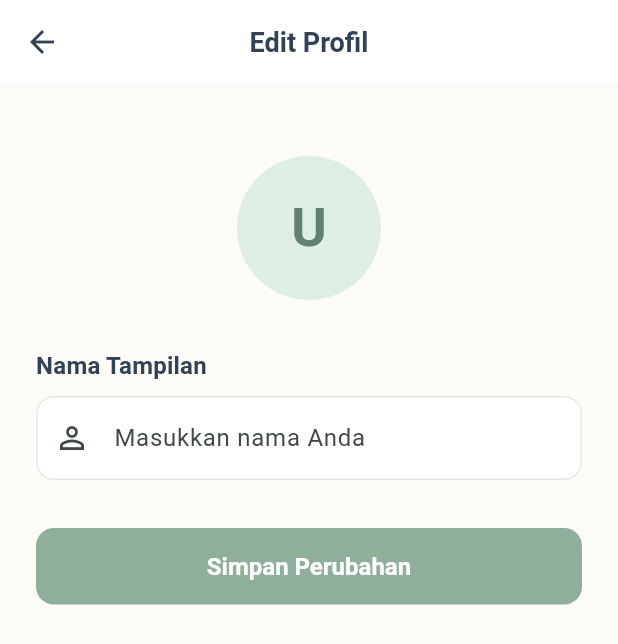
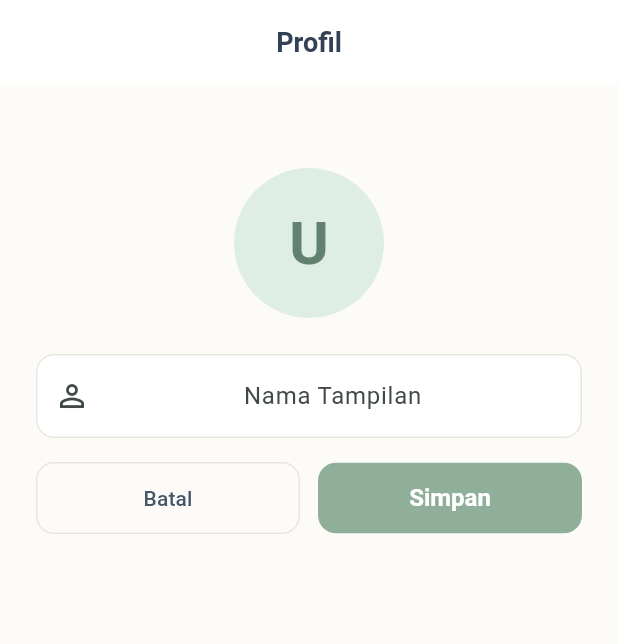
Before and after one commit to qweez-org/qweez-app, a Flutter app: the ProfileTab screen opened directly, after a tap on the "edit" icon, on a phone screen of 412 x 824 dp. Shown: the top 644 px of the screen. Run offline on Flutter 3.47's test engine with Material 3 defaults, Android fonts, the phone set to English and light mode, and no system bars; our stand-ins replace flutter_secure_storage, shimmer, socket_io_client; accounts and stored records are empty; Roboto replaces fonts that are missing (Plus Jakarta Sans).

Commit message:
feat(mobile): implement inline profile name editing and delete unused edit_profile_screen.dart

```diff
--- a/lib/screens/edit_profile_screen.dart
+++ /dev/null
@@ -1,170 +0,0 @@
-import 'package:flutter/material.dart';
-import 'package:provider/provider.dart';
-import '../providers/auth_provider.dart';
-import '../theme/app_theme.dart';
-
-class EditProfileScreen extends StatefulWidget {
-  const EditProfileScreen({super.key});
-
-  @override
-  State<EditProfileScreen> createState() => _EditProfileScreenState();
-}
-
-class _EditProfileScreenState extends State<EditProfileScreen> {
-  late TextEditingController _nameController;
-  final _formKey = GlobalKey<FormState>();
-  bool _isLoading = false;
-
-  @override
-  void initState() {
-    super.initState();
-    final user = context.read<AuthProvider>().user;
-    _nameController = TextEditingController(text: user?.name ?? '');
-  }
-
-  @override
-  void dispose() {
-    _nameController.dispose();
-    super.dispose();
-  }
-
-  Future<void> _save() async {
-    if (!_formKey.currentState!.validate()) return;
-    setState(() => _isLoading = true);
-
-    final authProvider = context.read<AuthProvider>();
-    final error = await authProvider.updateProfile(_nameController.text);
-
-    if (!mounted) return;
-    setState(() => _isLoading = false);
-
-    if (error == null) {
-      // Sukses — kembali ke halaman sebelumnya
-      Navigator.of(context).pop();
-      ScaffoldMessenger.of(context).showSnackBar(
-        SnackBar(
-          content: const Text('Profil berhasil diperbarui'),
-          backgroundColor: AppTheme.success,
-          behavior: SnackBarBehavior.floating,
-          shape: RoundedRectangleBorder(
-            borderRadius: BorderRadius.circular(AppTheme.radiusMd),
-          ),
-        ),
-      );
-    } else {
-      ScaffoldMessenger.of(context).showSnackBar(
-        SnackBar(
-          content: Text(error),
-          backgroundColor: AppTheme.error,
-          behavior: SnackBarBehavior.floating,
-          shape: RoundedRectangleBorder(
-            borderRadius: BorderRadius.circular(AppTheme.radiusMd),
-          ),
-        ),
-      );
-    }
-  }
-
-  @override
-  Widget build(BuildContext context) {
-    return Scaffold(
-      appBar: AppBar(
-        title: const Text('Edit Profil'),
-      ),
-      body: SafeArea(
-        child: ListView(
-          padding: const EdgeInsets.all(AppTheme.spacingXl),
-          children: [
-            const SizedBox(height: AppTheme.spacingXl),
-
-            // Avatar preview
-            Center(
-              child: Consumer<AuthProvider>(
-                builder: (_, auth, _) {
-                  final initial = _nameController.text.isNotEmpty
-                      ? _nameController.text[0].toUpperCase()
-                      : (auth.user?.name.isNotEmpty == true
-                          ? auth.user!.name[0].toUpperCase()
-                          : 'U');
-                  return CircleAvatar(
-                    radius: 48,
-                    backgroundColor: AppTheme.primary100,
-                    child: Text(
-                      initial,
-                      style: const TextStyle(
-                        fontSize: 36,
-                        color: AppTheme.primary600,
-                        fontWeight: FontWeight.bold,
-                      ),
-                    ),
-                  );
-                },
-              ),
-            ),
-
-            const SizedBox(height: AppTheme.spacingXxl),
-
-            // Form
-            Form(
-              key: _formKey,
-              child: Column(
-                crossAxisAlignment: CrossAxisAlignment.stretch,
-                children: [
-                  // Label
-                  Text(
-                    'Nama Tampilan',
-                    style: Theme.of(context).textTheme.titleMedium,
-                  ),
-                  const SizedBox(height: AppTheme.spacingSm),
-
-                  // Name input
-                  TextFormField(
-                    controller: _nameController,
-                    textCapitalization: TextCapitalization.words,
-                    decoration: const InputDecoration(
-                      hintText: 'Masukkan nama Anda',
-                      prefixIcon: Icon(Icons.person_outline),
-                    ),
-                    validator: (value) {
-                      if (value == null || value.trim().isEmpty) {
-                        return 'Nama tidak boleh kosong';
-                      }
-                      if (value.trim().length < 2) {
-                        return 'Nama minimal 2 karakter';
-                      }
-                      if (value.trim().length > 100) {
-                        return 'Nama maksimal 100 karakter';
-                      }
-                      return null;
-                    },
-                    onChanged: (_) => setState(() {}), // refresh avatar preview
-                  ),
-
-                  const SizedBox(height: AppTheme.spacingXxl),
-
-                  // Save button
-                  ElevatedButton(
-                    onPressed: _isLoading ? null : _save,
-                    style: ElevatedButton.styleFrom(
-                      padding: const EdgeInsets.symmetric(vertical: 16),
-                    ),
-                    child: _isLoading
-                        ? const SizedBox(
-                            height: 20,
-                            width: 20,
-                            child: CircularProgressIndicator(
-                              strokeWidth: 2,
-                              color: Colors.white,
-                            ),
-                          )
-                        : const Text('Simpan Perubahan'),
-                  ),
-                ],
-              ),
-            ),
-          ],
-        ),
-      ),
-    );
-  }
-}
--- a/lib/screens/tabs/profile_tab.dart
+++ b/lib/screens/tabs/profile_tab.dart
@@ -3,10 +3,74 @@ import 'package:provider/provider.dart';
 import '../../providers/auth_provider.dart';
 import '../../theme/app_theme.dart';
 import '../login_screen.dart';
-import '../edit_profile_screen.dart';
 
-class ProfileTab extends StatelessWidget {
+class ProfileTab extends StatefulWidget {
   const ProfileTab({super.key});
+
+  @override
+  State<ProfileTab> createState() => _ProfileTabState();
+}
+
+class _ProfileTabState extends State<ProfileTab> {
+  late TextEditingController _nameController;
+  final _formKey = GlobalKey<FormState>();
+  bool _isEditing = false;
+  bool _isLoading = false;
+
+  @override
+  void initState() {
+    super.initState();
+    _nameController = TextEditingController();
+  }
+
+  @override
+  void dispose() {
+    _nameController.dispose();
+    super.dispose();
+  }
+
+  void _startEditing(String currentName) {
+    setState(() {
+      _nameController.text = currentName;
+      _isEditing = true;
+    });
+  }
+
+  Future<void> _save() async {
+    if (!_formKey.currentState!.validate()) return;
+    setState(() => _isLoading = true);
+
+    final authProvider = context.read<AuthProvider>();
+    final error = await authProvider.updateProfile(_nameController.text);
+
+    if (!mounted) return;
+    setState(() => _isLoading = false);
+
+    if (error == null) {
+      setState(() => _isEditing = false);
+      ScaffoldMessenger.of(context).showSnackBar(
+        SnackBar(
+          content: const Text('Profil berhasil diperbarui'),
+          backgroundColor: AppTheme.success,
+          behavior: SnackBarBehavior.floating,
+          shape: RoundedRectangleBorder(
+            borderRadius: BorderRadius.circular(AppTheme.radiusMd),
+          ),
+        ),
+      );
+    } else {
+      ScaffoldMessenger.of(context).showSnackBar(
+        SnackBar(
+          content: Text(error),
+          backgroundColor: AppTheme.error,
+          behavior: SnackBarBehavior.floating,
+          shape: RoundedRectangleBorder(
+            borderRadius: BorderRadius.circular(AppTheme.radiusMd),
+          ),
+        ),
+      );
+    }
+  }
 
   @override
   Widget build(BuildContext context) {
@@ -15,12 +79,14 @@ class ProfileTab extends StatelessWidget {
         title: const Text('Profil'),
         automaticallyImplyLeading: false,
         actions: [
-          IconButton(
+          if (!_isEditing)
+            Consumer<AuthProvider>(
+              builder: (context, authProvider, _) {
+                final name = authProvider.user?.name ?? '';
+                return IconButton(
                   icon: const Icon(Icons.edit_outlined),
                   tooltip: 'Edit Profil',
-            onPressed: () {
-              Navigator.of(context).push(
-                MaterialPageRoute(builder: (_) => const EditProfileScreen()),
+                  onPressed: () => _startEditing(name),
                 );
               },
             ),
@@ -37,13 +103,22 @@ class ProfileTab extends StatelessWidget {
                 radius: 50,
                 backgroundColor: AppTheme.primary100,
                 child: Text(
-                  user?.name.isNotEmpty == true
+                  _isEditing
+                      ? (_nameController.text.isNotEmpty
+                          ? _nameController.text[0].toUpperCase()
+                          : 'U')
+                      : (user?.name.isNotEmpty == true
                           ? user!.name[0].toUpperCase()
-                      : 'U',
-                  style: const TextStyle(fontSize: 40, color: AppTheme.primary600, fontWeight: FontWeight.bold),
+                          : 'U'),
+                  style: const TextStyle(
+                    fontSize: 40,
+                    color: AppTheme.primary600,
+                    fontWeight: FontWeight.bold,
+                  ),
                 ),
               ),
               const SizedBox(height: 24),
+              if (!_isEditing) ...[
                 Text(
                   user?.name ?? 'Nama Siswa',
                   textAlign: TextAlign.center,
@@ -55,7 +130,84 @@ class ProfileTab extends StatelessWidget {
                   textAlign: TextAlign.center,
                   style: Theme.of(context).textTheme.bodyLarge?.copyWith(color: AppTheme.textSecondary),
                 ),
+              ] else ...[
+                Form(
+                  key: _formKey,
+                  child: Column(
+                    children: [
+                      TextFormField(
+                        controller: _nameController,
+                        textAlign: TextAlign.center,
+                        textCapitalization: TextCapitalization.words,
+                        decoration: const InputDecoration(
+                          hintText: 'Nama Tampilan',
+                          prefixIcon: Icon(Icons.person_outline),
+                        ),
+                        validator: (value) {
+                          if (value == null || value.trim().isEmpty) {
+                            return 'Nama tidak boleh kosong';
+                          }
+                          if (value.trim().length < 2) {
+                            return 'Nama minimal 2 karakter';
+                          }
+                          if (value.trim().length > 100) {
+                            return 'Nama maksimal 100 karakter';
+                          }
+                          return null;
+                        },
+                        onChanged: (_) {
+                          setState(() {});
+                        },
+                      ),
+                      const SizedBox(height: 16),
+                      Row(
+                        mainAxisAlignment: MainAxisAlignment.center,
+                        children: [
+                          Expanded(
+                            child: OutlinedButton(
+                              onPressed: _isLoading
+                                  ? null
+                                  : () => setState(() => _isEditing = false),
+                              style: OutlinedButton.styleFrom(
+                                side: const BorderSide(color: AppTheme.border),
+                                padding: const EdgeInsets.symmetric(vertical: 14),
+                                shape: RoundedRectangleBorder(
+                                  borderRadius: BorderRadius.circular(AppTheme.radiusMd),
+                                ),
+                              ),
+                              child: const Text(
+                                'Batal',
+                                style: TextStyle(color: AppTheme.textSecondary),
+                              ),
+                            ),
+                          ),
+                          const SizedBox(width: 12),
+                          Expanded(
+                            child: ElevatedButton(
+                              onPressed: _isLoading ? null : _save,
+                              style: ElevatedButton.styleFrom(
+                                padding: const EdgeInsets.symmetric(vertical: 14),
+                              ),
+                              child: _isLoading
+                                  ? const SizedBox(
+                                      height: 20,
+                                      width: 20,
+                                      child: CircularProgressIndicator(
+                                        strokeWidth: 2,
+                                        color: Colors.white,
+                                      ),
+                                    )
+                                  : const Text('Simpan'),
+                            ),
+                          ),
+                        ],
+                      ),
+                    ],
+                  ),
+                ),
+              ],
               const SizedBox(height: 48),
+              if (!_isEditing)
                 ElevatedButton.icon(
                   onPressed: () async {
                     await authProvider.logout();
```
Lines whose indentation alone changed are shown as unchanged.
